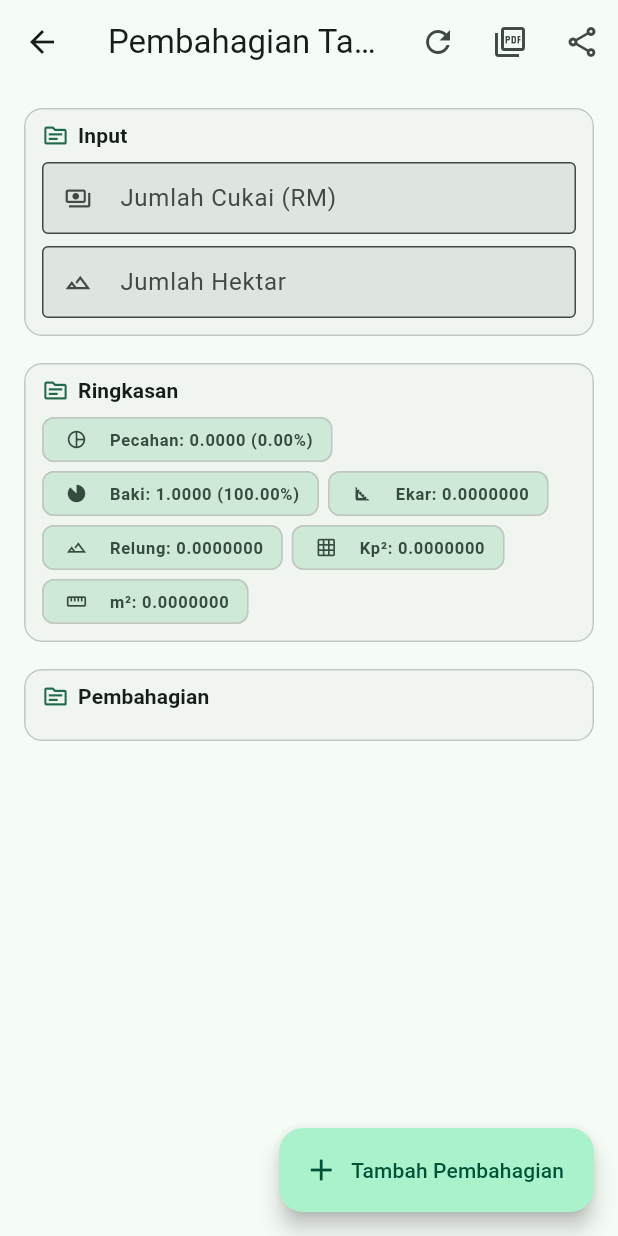
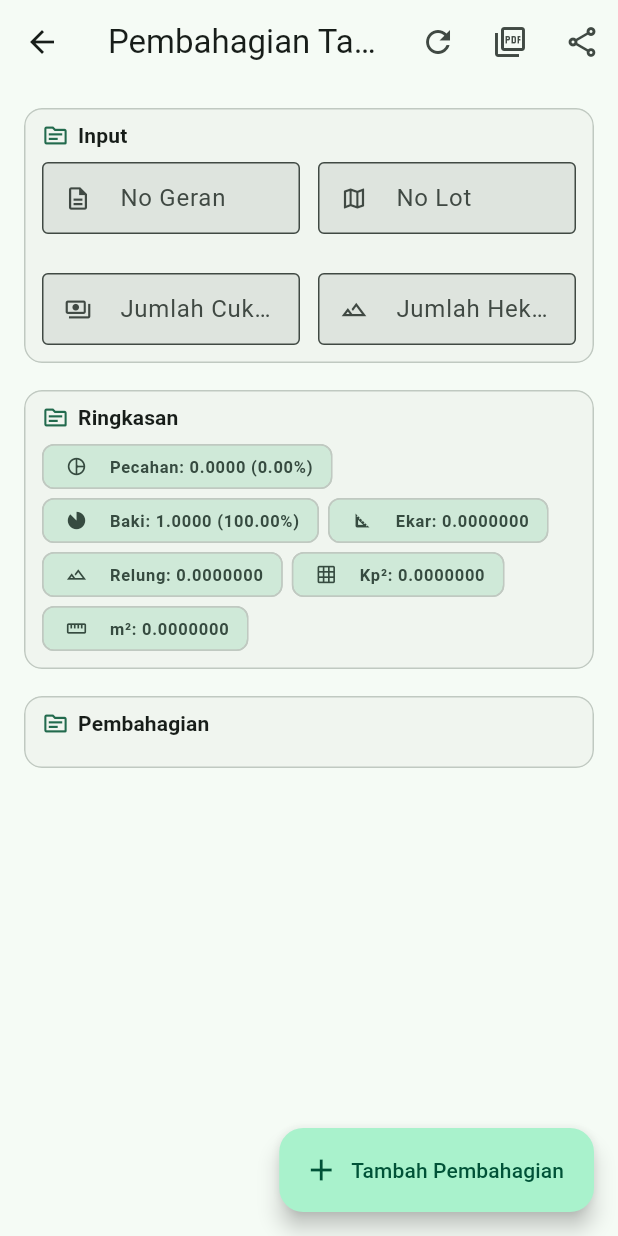
Before and after one commit to ahmadhanis/Flutter2025, a Flutter app: the MyTanahCal screen opened directly, on a phone screen of 412 x 824 dp. Run offline on Flutter 3.47's test engine with Material 3 defaults, Android fonts, the phone set to English and light mode, and no system bars; our stand-ins replace flutter_contacts, google_fonts, pdf, permission_handler, printing, shared_preferences and 1 more; missing offline and left inert: add_2_calendar, qr_code_scanner; accounts and stored records are empty.

Commit message:
Update mytanahcalc.dart

```diff
--- a/mytanah/lib/mytanahcalc.dart
+++ b/mytanah/lib/mytanahcalc.dart
@@ -18,6 +18,8 @@ class _MyTanahCalState extends State<MyTanahCal> {
   // Controllers
   final TextEditingController _cukaiController = TextEditingController();
   final TextEditingController _hektarController = TextEditingController();
+  final TextEditingController _geranController = TextEditingController();
+  final TextEditingController _lotController = TextEditingController();
 
   // State nilai
   double _cukai = 0;
@@ -60,6 +62,8 @@ class _MyTanahCalState extends State<MyTanahCal> {
   void dispose() {
     _cukaiController.dispose();
     _hektarController.dispose();
+    _geranController.dispose();
+    _lotController.dispose();
     for (var d in divisions) {
       d.numeratorController.dispose();
       d.denominatorController.dispose();
@@ -145,11 +149,14 @@ class _MyTanahCalState extends State<MyTanahCal> {
           ),
         ),
         build: (context) => [
+         pw.Text('Laporan Pembahagian Tanah',
+              style: pw.TextStyle(fontSize: 18, fontWeight: pw.FontWeight.bold)),
+          pw.SizedBox(height: 6),
           pw.Text(
-            'Laporan Pembahagian Tanah',
-            style: pw.TextStyle(fontSize: 18, fontWeight: pw.FontWeight.bold),
+            'No Geran: ${_geranController.text}  |  No Lot: ${_lotController.text}',
+            style: const pw.TextStyle(fontSize: 10),
           ),
-          pw.SizedBox(height: 4),
+          pw.SizedBox(height: 6),
           pw.Text(
             'Ringkasan: Hektar=${fmtD(hektar)}  |  Jumlah Pecahan=${fmtD(totalFraction)} '
             '(${(totalFraction * 100).toStringAsFixed(2)}%)'
@@ -271,6 +278,8 @@ class _MyTanahCalState extends State<MyTanahCal> {
                     setState(() {
                       _cukaiController.clear();
                       _hektarController.clear();
+                      _geranController.clear();
+                      _lotController.clear();
                       _cukai = 0;
                       _hektar = 0;
                       divisions.clear();
@@ -333,15 +342,61 @@ class _MyTanahCalState extends State<MyTanahCal> {
                               spacing: 10,
                               runSpacing: 8,
                               children: [
-                                SizedBox(
-                                  width: isMedium ? 280 : double.infinity,
+                                // Row 1: No Geran & No Lot
+                                Row(
+                                  children: [
+                                    Expanded(
+                                      child: Padding(
+                                        padding: const EdgeInsets.only(
+                                          right: 6,
+                                        ),
+                                        child: TextField(
+                                          controller: _geranController,
+                                          decoration: const InputDecoration(
+                                            labelText: 'No Geran',
+                                            prefixIcon: Icon(
+                                              Icons.description_outlined,
+                                            ),
+                                          ),
+                                        ),
+                                      ),
+                                    ),
+                                    Expanded(
+                                      child: Padding(
+                                        padding: const EdgeInsets.only(left: 6),
+                                        child: TextField(
+                                          controller: _lotController,
+                                          decoration: const InputDecoration(
+                                            labelText: 'No Lot',
+                                            prefixIcon: Icon(
+                                              Icons.map_outlined,
+                                            ),
+                                          ),
+                                        ),
+                                      ),
+                                    ),
+                                  ],
+                                ),
+
+                                const SizedBox(height: 10),
+
+                                // Row 2: Jumlah Cukai & Jumlah Hektar
+                                Row(
+                                  children: [
+                                    Expanded(
+                                      child: Padding(
+                                        padding: const EdgeInsets.only(
+                                          right: 6,
+                                        ),
                                         child: TextField(
                                           controller: _cukaiController,
                                           decoration: const InputDecoration(
                                             labelText: 'Jumlah Cukai (RM)',
                                             prefixText: 'RM ',
                                             hintText: 'cth: 1200.00',
-                                      prefixIcon: Icon(Icons.payments_outlined),
+                                            prefixIcon: Icon(
+                                              Icons.payments_outlined,
+                                            ),
                                           ),
                                           keyboardType:
                                               const TextInputType.numberWithOptions(
@@ -350,8 +405,10 @@ class _MyTanahCalState extends State<MyTanahCal> {
                                           onChanged: _updateCukai,
                                         ),
                                       ),
-                                SizedBox(
-                                  width: isMedium ? 280 : double.infinity,
+                                    ),
+                                    Expanded(
+                                      child: Padding(
+                                        padding: const EdgeInsets.only(left: 6),
                                         child: TextField(
                                           controller: _hektarController,
                                           decoration: const InputDecoration(
@@ -367,6 +424,9 @@ class _MyTanahCalState extends State<MyTanahCal> {
                                               ),
                                           onChanged: _updateHektar,
                                         ),
+                                      ),
+                                    ),
+                                  ],
                                 ),
                               ],
                             ),
```
Lines whose indentation alone changed are shown as unchanged.
